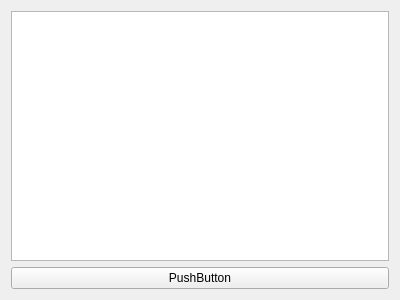
omicronns/qt-matrix-led-animations-editor, file simulatorwindow.ui: the form before one commit.
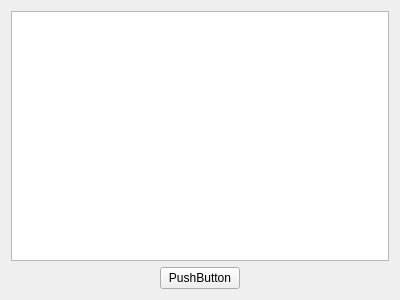
The form after the commit. Custom widgets are drawn as their Qt base class.

The edit to the form file:
```diff
--- a/simulatorwindow.ui
+++ b/simulatorwindow.ui
@@ -22,19 +22,7 @@
   <layout class="QVBoxLayout" name="verticalLayout_2">
    <item>
     <layout class="QVBoxLayout" name="verticalLayout">
-     <property name="sizeConstraint">
-      <enum>QLayout::SetDefaultConstraint</enum>
-     </property>
      <item>
-      <layout class="QGridLayout" name="gridLayout">
-       <item row="1" column="0">
-        <widget class="QPushButton" name="pushButton">
-         <property name="text">
-          <string>PushButton</string>
-         </property>
-        </widget>
-       </item>
-       <item row="0" column="0">
         <widget class="LedMatrix" name="ledDisplay">
          <property name="enabled">
           <bool>true</bool>
@@ -55,6 +43,41 @@
           <bool>false</bool>
          </attribute>
         </widget>
+     </item>
+     <item>
+      <layout class="QHBoxLayout" name="horizontalLayout">
+       <item>
+        <spacer name="horizontalSpacer">
+         <property name="orientation">
+          <enum>Qt::Horizontal</enum>
+         </property>
+         <property name="sizeHint" stdset="0">
+          <size>
+           <width>40</width>
+           <height>20</height>
+          </size>
+         </property>
+        </spacer>
+       </item>
+       <item alignment="Qt::AlignHCenter">
+        <widget class="QPushButton" name="pushButton">
+         <property name="text">
+          <string>PushButton</string>
+         </property>
+        </widget>
+       </item>
+       <item>
+        <spacer name="horizontalSpacer_2">
+         <property name="orientation">
+          <enum>Qt::Horizontal</enum>
+         </property>
+         <property name="sizeHint" stdset="0">
+          <size>
+           <width>40</width>
+           <height>20</height>
+          </size>
+         </property>
+        </spacer>
        </item>
       </layout>
      </item>
```
Lines whose indentation alone changed are shown as unchanged.
